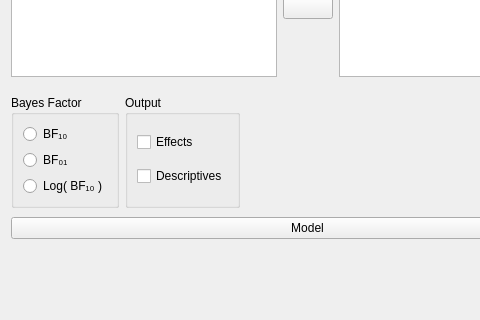
Above: JASP-Desktop/analysisforms/anovabayesianform.ui from jasp-stats/jasp-desktop before the change; both pictures show x 0 to 480 and y 343 to 663 of the 615 by 1273 pixel window. Below: the same form after it.
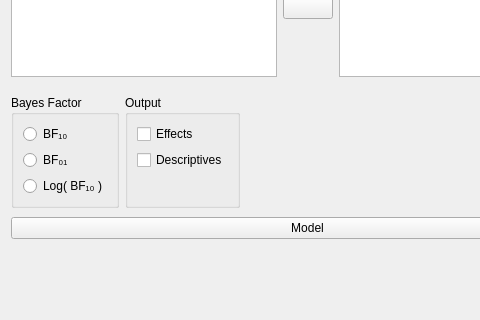
That is the form after the change. Custom widgets are drawn as their Qt base class.

Commit message: Added UI for RM, made plots adaptable to within analysis changes

The edit to the form file:
```diff
--- a/JASP-Desktop/analysisforms/anovabayesianform.ui
+++ b/JASP-Desktop/analysisforms/anovabayesianform.ui
@@ -55,6 +55,19 @@
            </property>
           </widget>
          </item>
+         <item row="2" column="0">
+          <spacer name="verticalSpacer_3">
+           <property name="orientation">
+            <enum>Qt::Vertical</enum>
+           </property>
+           <property name="sizeHint" stdset="0">
+            <size>
+             <width>20</width>
+             <height>10</height>
+            </size>
+           </property>
+          </spacer>
+         </item>
         </layout>
        </widget>
       </item>
```
The commit also changes 6 other files.
